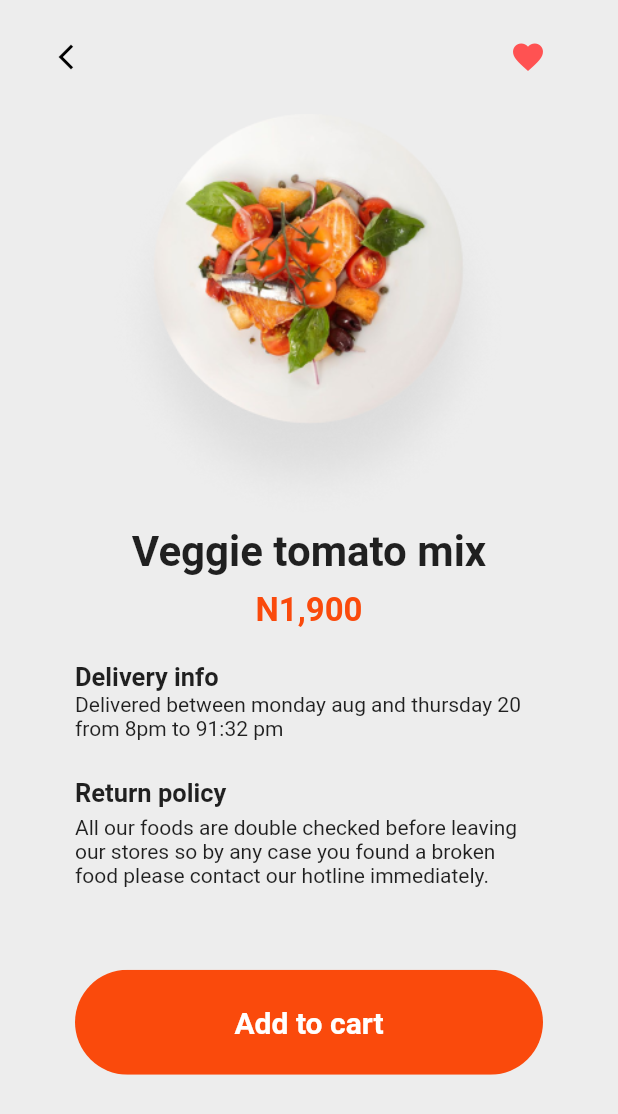
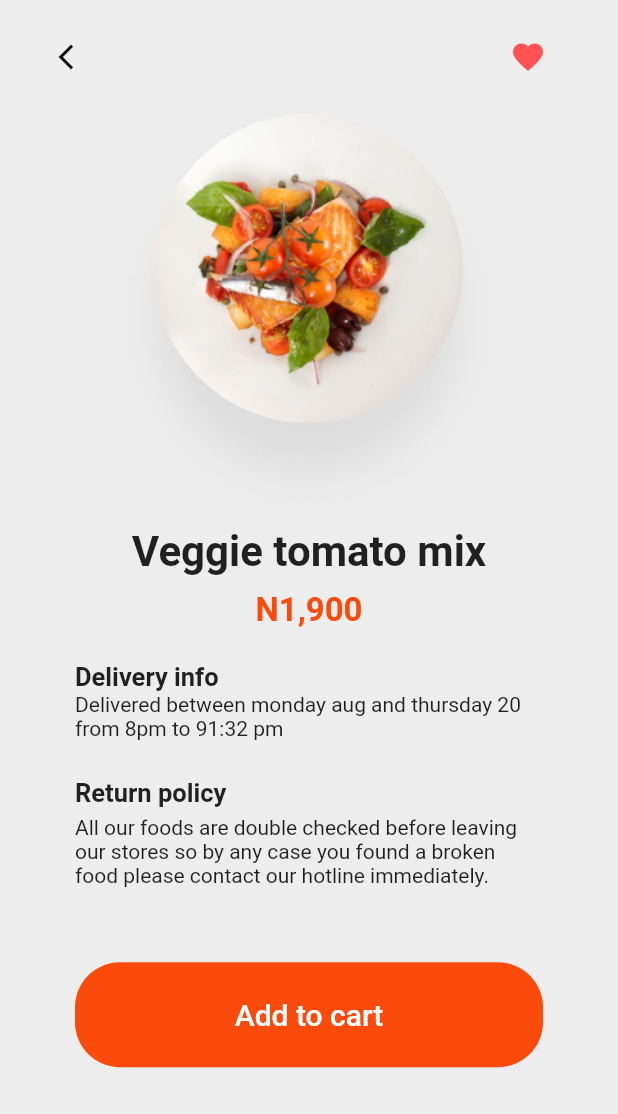
Before and after one commit to mfajarhafidh/Food-Delivery, a Flutter app: the DetailProductScreen screen opened directly, after a tap on the "favorite" icon, on a phone screen of 412 x 824 dp. Shown: the top 1114 px of the screen. Run offline on Flutter 3.47's test engine with Material 2 defaults, Android fonts, the light colour scheme and no system bars; our stand-ins replace flutter_slidable, flutter_svg; missing offline and left inert: shrink_sidemenu; Roboto replaces fonts that are missing (SF Pro, SF-Pro).

Commit message:
fix: fixing some screens and adjusting button

```diff
--- a/lib/pages/detail_product/detail_product_screen.dart
+++ b/lib/pages/detail_product/detail_product_screen.dart
@@ -1,7 +1,6 @@
 import 'package:assigment_isi/pages/cart/cart_screen.dart';
+import 'package:assigment_isi/widgets/button_widget.dart';
 import 'package:flutter/material.dart';
-
-import 'package:assigment_isi/widgets/cta_button_widget.dart';
 
 class DetailProductScreen extends StatefulWidget {
   const DetailProductScreen({super.key});
@@ -11,10 +10,10 @@
 }
 
 class _DetailProductScreenState extends State<DetailProductScreen> {
-  Color _iconColor = Colors.redAccent;
-  int position = 1;
+  Color _iconColor = Colors.black26;
+  // int position = 1;
 
-  void pressedFavorite() {}
+  // void pressedFavorite() {}
 
   @override
   Widget build(BuildContext context) {
@@ -50,7 +49,11 @@
                                 ),
                                 onPressed: () {
                                   setState(() {
-                                    _iconColor = Colors.redAccent;
+                                    if(_iconColor == Colors.black26){
+                                      _iconColor = Colors.redAccent;
+                                    }else{
+                                      _iconColor = Colors.black26;
+                                    }
                                   });
                                 })),
                       ),
@@ -115,10 +118,8 @@
                       const Text(
                           'All our foods are double checked before leaving our stores so by any case you found a broken food please contact our hotline immediately.'),
                       const Padding(
-                        padding: EdgeInsets.only(bottom: 20),
-                        child: Ctabutton(textTitle: 'Add to cart',
-                        onPressed: CartScreen(),
-                        ),
+                        padding: EdgeInsets.only(bottom: 20, top: 50),
+                        child: ButtonWidget(textTitle: "Add to cart", screen: CartScreen()),
                       )
                     ],
                   ),
--- a/lib/pages/home/home_screen.dart
+++ b/lib/pages/home/home_screen.dart
@@ -1,5 +1,5 @@
 import 'package:assigment_isi/pages/cart/cart_screen.dart';
-import 'package:assigment_isi/pages/menu_food/food_search_screen.dart';
+import 'package:assigment_isi/pages/search_menu/food_search_screen.dart';
 import 'package:assigment_isi/pages/offers/no_offer_screen.dart';
 import 'package:assigment_isi/pages/orders/order_screen.dart';
 import 'package:assigment_isi/pages/profile/profile_screen.dart';
--- a/lib/pages/profile/profile_screen.dart
+++ b/lib/pages/profile/profile_screen.dart
@@ -301,7 +301,7 @@
                       ),
                       const ButtonWidget(
                         textTitle: "Update",
-                        screen: ProfileScreen(),
+                        screen: BottomBarScreen(),
                       )
                     ],
                   ),
--- a/lib/pages/menu_food/food_search_screen.dart
+++ b/lib/pages/search_menu/food_search_screen.dart
@@ -10,6 +10,7 @@
       appBar: AppBar(
         elevation: 0,
         leading: GestureDetector(
+          onTap: (){Navigator.pop(context);},
           child: const Icon( Icons.arrow_back_ios, color: Colors.black,  ),
         ),
         backgroundColor: Colors.white,
--- a/lib/pages/tab_slides/login/login_screen.dart
+++ b/lib/pages/tab_slides/login/login_screen.dart
@@ -22,7 +22,7 @@
               height: 535,
               width: double.infinity,
               child: Padding(
-                padding: const EdgeInsets.all(50),
+                padding: const EdgeInsets.only(left: 46, right: 46, top: 50, bottom: 41),
                 child: Column(
                   crossAxisAlignment: CrossAxisAlignment.start,
                   children: [
@@ -58,14 +58,14 @@
                     TextButton(
                       onPressed: () => {},
                       style: TextButton.styleFrom(
-                        foregroundColor: const Color.fromARGB(255, 250, 74, 12),
+                        foregroundColor: const Color(0xFFFA4A0C),
                       ),
                       child: const Text("Forgot passcode?",
                           style: TextStyle(
                               fontWeight: FontWeight.bold, fontSize: 17)),
                     ),
                     const SizedBox(
-                      height: 50,
+                      height: 136,
                     ),
                     Row(
                       mainAxisAlignment: MainAxisAlignment.center,
--- a/lib/widgets/button_widget.dart
+++ b/lib/widgets/button_widget.dart
@@ -8,7 +8,7 @@
   @override
   Widget build(BuildContext context) {
     return SizedBox(
-      width: 310,
+      width: 314,
       height: 70,
       child: TextButton(
         style: TextButton.styleFrom(
@@ -26,7 +26,7 @@
                 ),
         child: Text(
           textTitle,
-          style: const TextStyle(color: Color(0xffffffff), fontSize: 17),
+          style: const TextStyle(color: Color(0xffffffff), fontSize: 20, fontFamily: 'SF-Pro'),
         ),
       ),
     );
```
Also changed, not shown: lib/pages/payment/payment_screen.dart (+4 -4 lines), lib/pages/splash/splash_screen.dart (+11 -7 lines), lib/widgets/confirm_button_widget.dart (+38 -20 lines).
